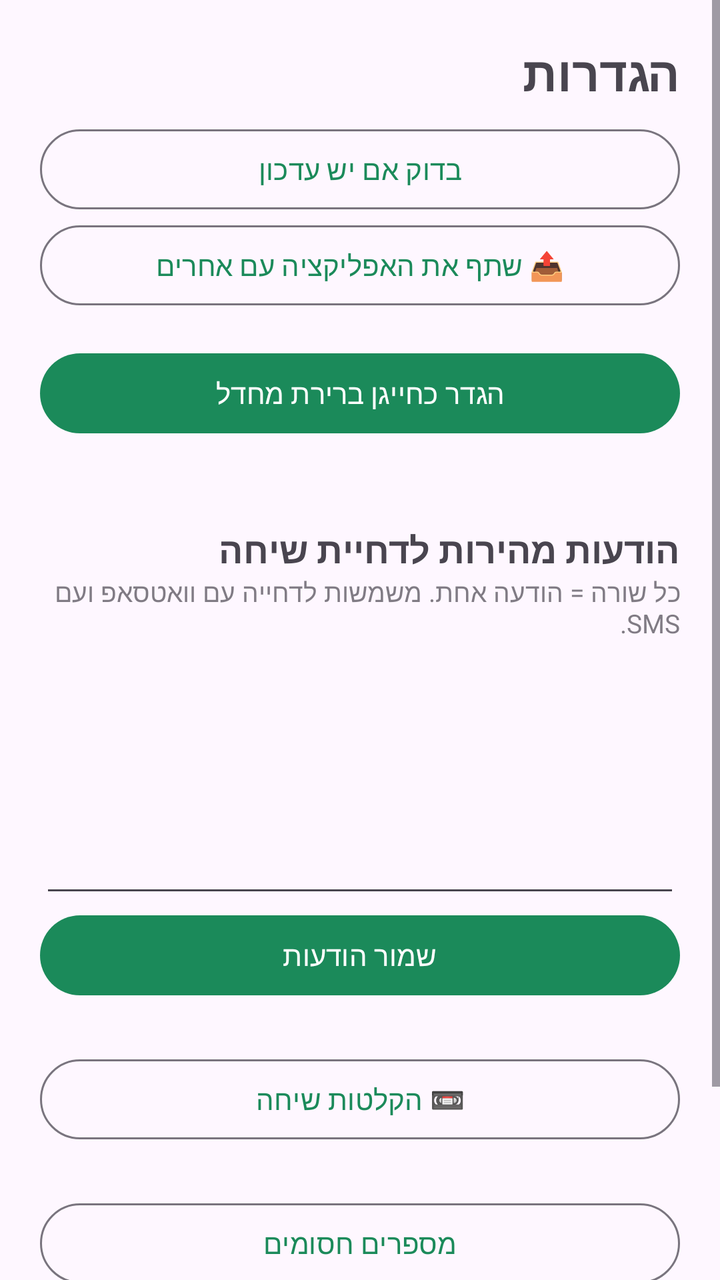
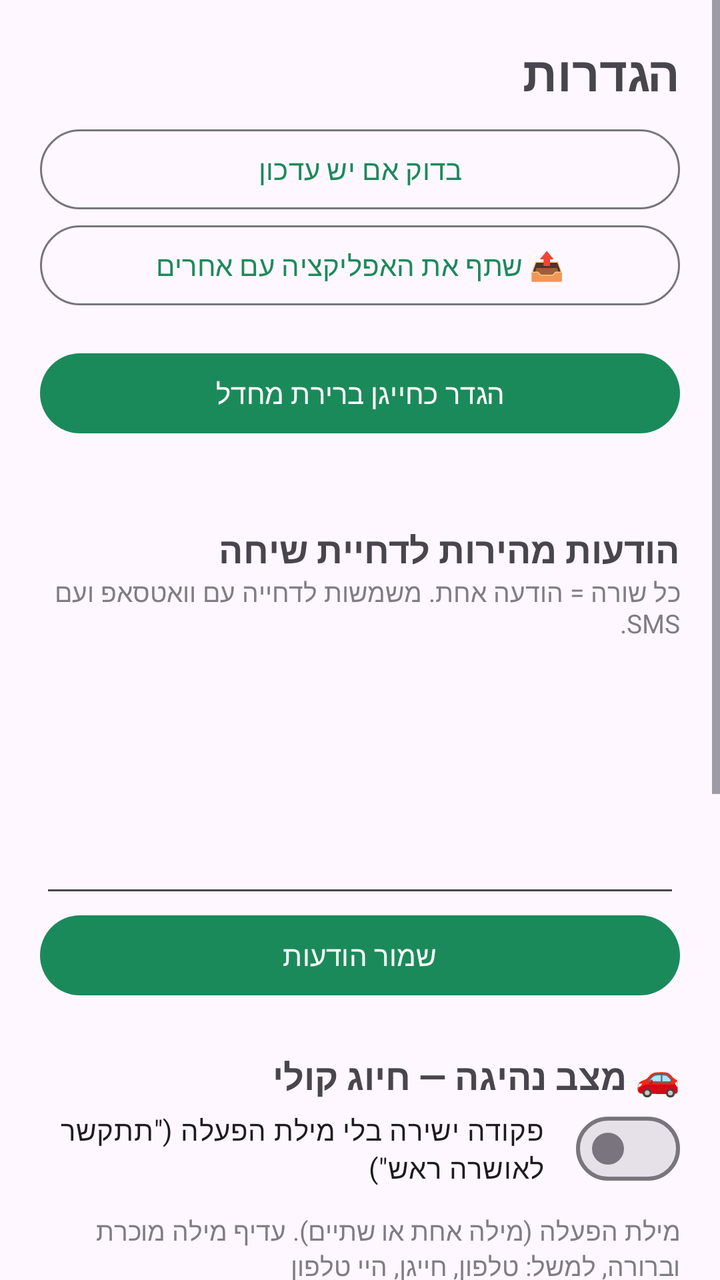

Compare the two renders of this Android layout. The source of the first and the diff that turns it into the second are given below.
<!-- AndroidManifest.xml: application theme Theme.Dialer -->
<!-- res/layout/activity_settings.xml -->
<?xml version="1.0" encoding="utf-8"?>
<ScrollView xmlns:android="http://schemas.android.com/apk/res/android"
    xmlns:app="http://schemas.android.com/apk/res-auto"
    android:layout_width="match_parent"
    android:layout_height="match_parent"
    android:fitsSystemWindows="true">

    <LinearLayout
        android:layout_width="match_parent"
        android:layout_height="wrap_content"
        android:orientation="vertical"
        android:padding="20dp">

        <TextView
            android:layout_width="match_parent"
            android:layout_height="wrap_content"
            android:text="הגדרות"
            android:textSize="24sp"
            android:textStyle="bold" />

        <com.google.android.material.button.MaterialButton
            android:id="@+id/btnUpdate"
            android:layout_width="match_parent"
            android:layout_height="wrap_content"
            android:layout_marginTop="16dp"
            android:text="🔴 עדכון זמין — עדכן עכשיו"
            android:textColor="@android:color/white"
            android:visibility="gone"
            app:backgroundTint="#FFE53935" />

        <com.google.android.material.button.MaterialButton
            android:id="@+id/btnCheckUpdate"
            style="@style/Widget.Material3.Button.OutlinedButton"
            android:layout_width="match_parent"
            android:layout_height="wrap_content"
            android:layout_marginTop="8dp"
            android:text="בדוק אם יש עדכון" />

        <com.google.android.material.button.MaterialButton
            android:id="@+id/btnShareApp"
            style="@style/Widget.Material3.Button.OutlinedButton"
            android:layout_width="match_parent"
            android:layout_height="wrap_content"
            android:text="📤 שתף את האפליקציה עם אחרים" />

        <com.google.android.material.button.MaterialButton
            android:id="@+id/btnDefault"
            android:layout_width="match_parent"
            android:layout_height="wrap_content"
            android:layout_marginTop="16dp"
            android:text="הגדר כחייגן ברירת מחדל" />

        <TextView
            android:id="@+id/defaultStatus"
            android:layout_width="match_parent"
            android:layout_height="wrap_content"
            android:textSize="13sp" />

        <TextView
            android:layout_width="match_parent"
            android:layout_height="wrap_content"
            android:layout_marginTop="24dp"
            android:text="הודעות מהירות לדחיית שיחה"
            android:textSize="18sp"
            android:textStyle="bold" />

        <TextView
            android:layout_width="match_parent"
            android:layout_height="wrap_content"
            android:alpha="0.7"
            android:text="כל שורה = הודעה אחת. משמשות לדחייה עם וואטסאפ ועם SMS."
            android:textSize="13sp" />

        <EditText
            android:id="@+id/editMessages"
            android:layout_width="match_parent"
            android:layout_height="wrap_content"
            android:layout_marginTop="8dp"
            android:gravity="top|start"
            android:inputType="textMultiLine|textCapSentences"
            android:minLines="5" />

        <com.google.android.material.button.MaterialButton
            android:id="@+id/btnSave"
            android:layout_width="match_parent"
            android:layout_height="wrap_content"
            android:text="שמור הודעות" />

        <com.google.android.material.button.MaterialButton
            android:id="@+id/btnRecordings"
            style="@style/Widget.Material3.Button.OutlinedButton"
            android:layout_width="match_parent"
            android:layout_height="wrap_content"
            android:layout_marginTop="24dp"
            android:text="📼 הקלטות שיחה" />

        <com.google.android.material.button.MaterialButton
            android:id="@+id/btnBlocked"
            style="@style/Widget.Material3.Button.OutlinedButton"
            android:layout_width="match_parent"
            android:layout_height="wrap_content"
            android:layout_marginTop="24dp"
            android:text="מספרים חסומים" />

        <com.google.android.material.button.MaterialButton
            android:id="@+id/btnAppSettings"
            style="@style/Widget.Material3.Button.OutlinedButton"
            android:layout_width="match_parent"
            android:layout_height="wrap_content"
            android:text="הרשאות האפליקציה" />

        <TextView
            android:id="@+id/versionText"
            android:layout_width="match_parent"
            android:layout_height="wrap_content"
            android:layout_marginTop="24dp"
            android:alpha="0.6"
            android:gravity="center"
            android:textSize="12sp" />
    </LinearLayout>
</ScrollView>
<!-- resources referenced by this layout -->
<resources>
  <style name="Theme.Dialer" parent="Theme.Material3.DayNight.NoActionBar">
          <item name="colorPrimary">@color/brand</item>
          <item name="colorSecondary">@color/brand</item>
          <item name="android:statusBarColor">?android:attr/colorBackground</item>
      </style>
  <color name="brand">#FF1B8A5A</color>
</resources>

<!-- the commit's change to res/layout/activity_settings.xml (unified diff, before → after) -->
@@ -86,6 +86,50 @@
             android:layout_height="wrap_content"
             android:text="שמור הודעות" />
 
+        
+        <TextView
+            android:layout_width="match_parent"
+            android:layout_height="wrap_content"
+            android:layout_marginTop="24dp"
+            android:text="🚗 מצב נהיגה — חיוג קולי"
+            android:textSize="18sp"
+            android:textStyle="bold" />
+
+        <com.google.android.material.materialswitch.MaterialSwitch
+            android:id="@+id/switchDirect"
+            android:layout_width="match_parent"
+            android:layout_height="wrap_content"
+            android:text="פקודה ישירה בלי מילת הפעלה (&quot;תתקשר לאושרה ראש&quot;)" />
+
+        <TextView
+            android:layout_width="match_parent"
+            android:layout_height="wrap_content"
+            android:layout_marginTop="8dp"
+            android:alpha="0.7"
+            android:text="מילת הפעלה (מילה אחת או שתיים). עדיף מילה מוכרת וברורה, למשל: טלפון, חייגן, היי טלפון"
+            android:textSize="13sp" />
+
+        <EditText
+            android:id="@+id/editWake"
+            android:layout_width="match_parent"
+            android:layout_height="wrap_content"
+            android:inputType="text"
+            android:maxLines="1" />
+
+        <com.google.android.material.button.MaterialButton
+            android:id="@+id/btnSaveWake"
+            style="@style/Widget.Material3.Button.TonalButton"
+            android:layout_width="match_parent"
+            android:layout_height="wrap_content"
+            android:text="שמור מילת הפעלה" />
+
+        <com.google.android.material.button.MaterialButton
+            android:id="@+id/btnTestVoice"
+            style="@style/Widget.Material3.Button.OutlinedButton"
+            android:layout_width="match_parent"
+            android:layout_height="wrap_content"
+            android:text="🎤 בדיקה: מה הטלפון שומע?" />
+
         <com.google.android.material.button.MaterialButton
             android:id="@+id/btnRecordings"
             style="@style/Widget.Material3.Button.OutlinedButton"
